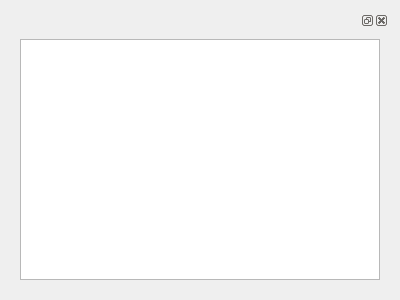
The window that frontend/ui/thumbnails_new.ui (XmYx/ainodes-pyside) describes before a commit, drawn with Qt 5.
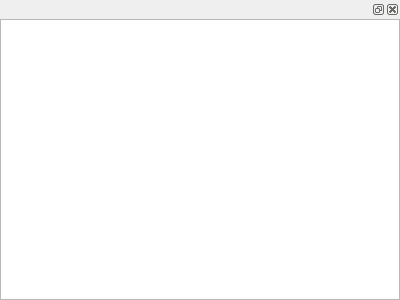
The same window after the commit.

Commit message: thumbs beauty

What changed in the file:
```diff
--- a/frontend/ui/thumbnails_new.ui
+++ b/frontend/ui/thumbnails_new.ui
@@ -14,10 +14,40 @@
    <string>Form</string>
   </property>
   <layout class="QVBoxLayout" name="verticalLayout">
+   <property name="spacing">
+    <number>0</number>
+   </property>
+   <property name="leftMargin">
+    <number>0</number>
+   </property>
+   <property name="topMargin">
+    <number>0</number>
+   </property>
+   <property name="rightMargin">
+    <number>0</number>
+   </property>
+   <property name="bottomMargin">
+    <number>0</number>
+   </property>
    <item>
     <widget class="QDockWidget" name="dockWidget">
      <widget class="QWidget" name="dockWidgetContents">
       <layout class="QVBoxLayout" name="verticalLayout_2">
+       <property name="spacing">
+        <number>0</number>
+       </property>
+       <property name="leftMargin">
+        <number>0</number>
+       </property>
+       <property name="topMargin">
+        <number>0</number>
+       </property>
+       <property name="rightMargin">
+        <number>0</number>
+       </property>
+       <property name="bottomMargin">
+        <number>0</number>
+       </property>
        <item>
         <widget class="QListWidget" name="thumbnails">
          <property name="iconSize">
@@ -33,7 +63,7 @@
           </size>
          </property>
          <property name="viewMode">
-          <enum>QListView::ListMode</enum>
+          <enum>QListView::IconMode</enum>
          </property>
         </widget>
        </item>
```
